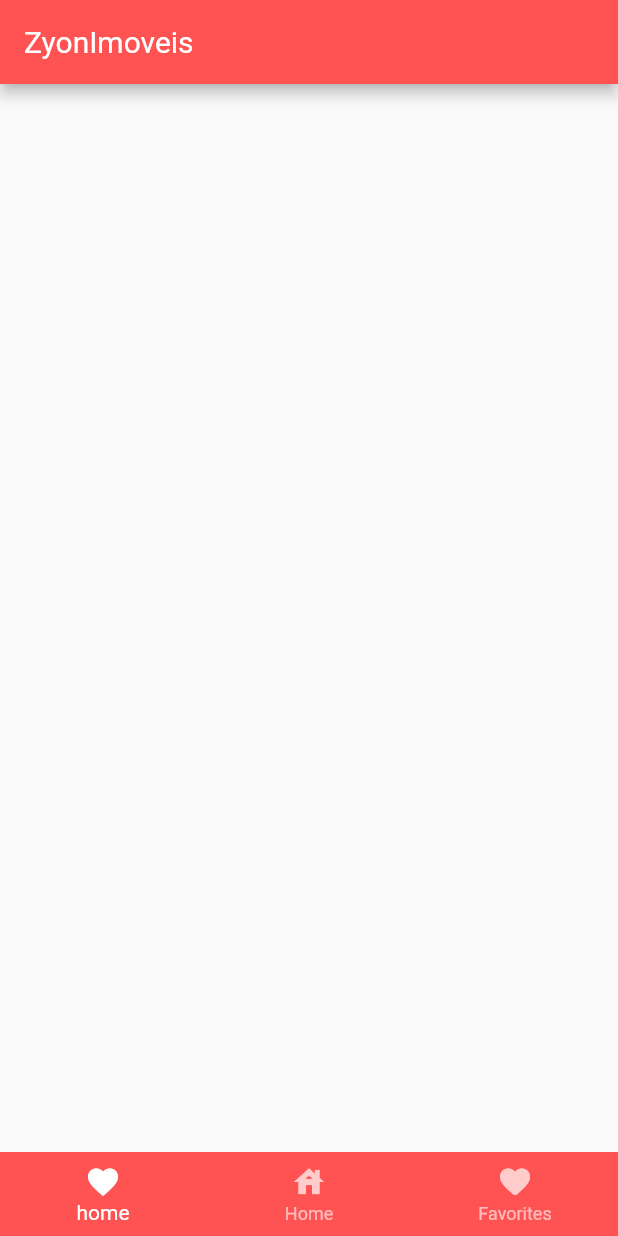
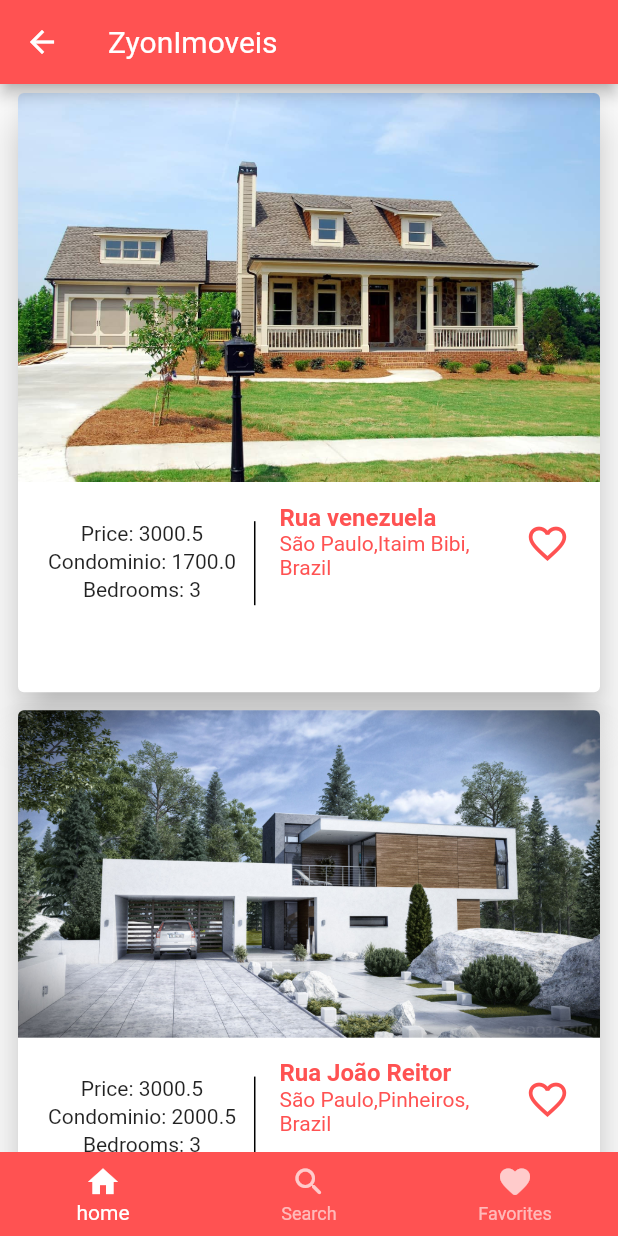
Before and after one commit to diegodila/flutter, a Flutter app: the screen it shows after launch, on a phone screen of 412 x 824 dp. Run offline on Flutter 3.47's test engine with Material 2 defaults, Android fonts, the light colour scheme and no system bars.

Commit message:
adding flutter class 09 and appzyon

```diff
--- a/app09/lib/repository/curso_repository.dart
+++ b/app09/lib/repository/curso_repository.dart
@@ -18,8 +18,7 @@ class CursoRepository {
           nivel: 'Básico',
           percentualConclusao: 0.7,
           preco: 599,
-          conteudo:
-              'Lorem ipsum dolor sit amet. Commodo blandit. Morbi commodo sed ante eu eleifend. Aliquam erat volutpat. Nam ullamcorper diam lectus, a dictum tellus pellentesque a. Nam velit ligula, porttitor ac dictum nec, commodo quis ante. Pellentesque luctus libero nulla, eu tristique erat iaculis eu.',
+          conteudo: 'Java',
         ),
       );
       cursos.add(
--- a/app09/lib/repository/database.dart
+++ b/app09/lib/repository/database.dart
@@ -1,12 +1,9 @@
-
 class Database {
-
   bool created = false;
 
   Future<bool> createDatabase() async {
-    await Future.delayed( Duration(seconds: 6));
+    await Future.delayed(Duration(seconds: 1));
     this.created = true;
     return created;
   }
-
 }
--- a/appzyon/lib/main.dart
+++ b/appzyon/lib/main.dart
@@ -1,4 +1,5 @@
-import 'package:appzyon/screens/properties_screen.dart';
+import 'package:appzyon/screens/houses_description_screen.dart';
+import 'package:appzyon/screens/houses_screen.dart';
 import 'package:flutter/material.dart';
 
 void main() {
@@ -10,11 +11,17 @@ class MyApp extends StatelessWidget {
   @override
   Widget build(BuildContext context) {
     return MaterialApp(
-      title: 'Flutter Demo',
+      initialRoute: '/home',
+      routes: {
+        '/home': (context) => HousesScreen(),
+        '/house_description': (context) => HousesDescriptionScreen(),
+        '/house_lists': (context) => HousesScreen(),
+      },
+      title: 'Zyon App',
       theme: ThemeData(
         primarySwatch: Colors.blue,
       ),
-      home: PropertiesScreen(), //import da tela que estamos construindo
+      home: HousesScreen(), //import da tela que estamos construindo
     );
   }
 }
--- /dev/null
+++ b/appzyon/lib/models/house_model.dart
@@ -0,0 +1,33 @@
+class HouseModel {
+  int id;
+  String streetAdress;
+  String districtAdress;
+  String cityAdress;
+  String stateAdress;
+  String countryAdress;
+  String typeSales;
+  int bedroom;
+  double squareFeet;
+  String homeType;
+  double price;
+  double condominiumPrice;
+  String description;
+  String img;
+
+  HouseModel({
+    this.id,
+    this.streetAdress,
+    this.price,
+    this.districtAdress,
+    this.cityAdress,
+    this.stateAdress,
+    this.countryAdress,
+    this.squareFeet,
+    this.bedroom,
+    this.typeSales,
+    this.homeType,
+    this.condominiumPrice,
+    this.description,
+    this.img,
+  });
+}
--- /dev/null
+++ b/appzyon/lib/repository/house_repository.dart
@@ -0,0 +1,85 @@
+import 'package:appzyon/models/house_model.dart';
+import 'package:appzyon/repository/houses_database.dart';
+
+class HouseRepository {
+  Future<List<HouseModel>> findAllAsync() async {
+    var db = Database();
+    await db.createDatabase();
+
+    List<HouseModel> houses = List<HouseModel>();
+
+    if (db.created) {
+      houses = new List<HouseModel>();
+      houses.add(
+        new HouseModel(
+            id: 1,
+            streetAdress: 'Rua venezuela',
+            countryAdress: 'Brazil',
+            stateAdress: 'São Paulo',
+            districtAdress: 'Itaim Bibi',
+            homeType: 'Casa',
+            bedroom: 3,
+            cityAdress: 'São Paulo',
+            squareFeet: 120,
+            price: 3000.50,
+            typeSales: 'Venda',
+            condominiumPrice: 1700.00,
+            description: 'xxxx',
+            img: 'img1.jpeg'),
+      );
+      houses.add(
+        HouseModel(
+            id: 2,
+            streetAdress: 'Rua João Reitor',
+            countryAdress: 'Brazil',
+            stateAdress: 'São Paulo',
+            districtAdress: 'Pinheiros',
+            homeType: 'Apartamento',
+            bedroom: 3,
+            cityAdress: 'São Paulo',
+            typeSales: 'Aluguel',
+            squareFeet: 50,
+            price: 3000.50,
+            condominiumPrice: 2000.50,
+            description: 'xxxx',
+            img: 'img2.jpeg'),
+      );
+      houses.add(
+        HouseModel(
+            id: 3,
+            streetAdress: 'Rua Dona Gabriela',
+            countryAdress: 'Brazil',
+            stateAdress: 'São Paulo',
+            districtAdress: 'Santana',
+            homeType: 'Apartamento',
+            typeSales: 'Venda',
+            bedroom: 3,
+            cityAdress: 'São Paulo',
+            squareFeet: 210,
+            price: 3000.50,
+            condominiumPrice: 1500.00,
+            description: 'xxxx',
+            img: 'img3.jpg'),
+      );
+      houses.add(
+        HouseModel(
+            id: 4,
+            streetAdress: 'Rua Carlota',
+            countryAdress: 'Brazil',
+            stateAdress: 'Rio de Janeiro',
+            districtAdress: 'Aphaville Barra',
+            homeType: 'Casa de Condomínio',
+            typeSales: 'Aluguel',
+            bedroom: 5,
+            cityAdress: 'Rio de Janeiro',
+            squareFeet: 1300,
+            price: 7500.00,
+            condominiumPrice: 2000.00,
+            description: 'Este é um apartamento de muito legal',
+            img: 'img4.png'),
+      );
+    }
+
+    return new Future.value(houses);
+  }
+}
--- /dev/null
+++ b/appzyon/lib/repository/houses_database.dart
@@ -0,0 +1,9 @@
+class Database {
+  bool created = false;
+
+  Future<bool> createDatabase() async {
+    await Future.delayed(Duration(seconds: 1));
+    this.created = true;
+    return created;
+  }
+}
--- /dev/null
+++ b/appzyon/lib/screens/houses_screen.dart
@@ -0,0 +1,181 @@
+import 'package:appzyon/models/house_model.dart';
+import 'package:appzyon/repository/house_repository.dart';
+import 'package:flutter/material.dart';
+
+class HousesScreen extends StatefulWidget {
+  @override
+  HousesScreenState createState() => HousesScreenState();
+}
+
+class HousesScreenState extends State<HousesScreen> {
+  @override
+  Widget build(BuildContext context) {
+    return Scaffold(
+      bottomNavigationBar: BottomNavigationBar(
+        type: BottomNavigationBarType.fixed,
+        elevation: 0.1,
+        backgroundColor: Colors.redAccent,
+        selectedItemColor: Colors.white,
+        unselectedItemColor: Colors.white.withOpacity(.60),
+        selectedFontSize: 14,
+        items: navigationBarItens(),
+      ),
+      appBar: buildAppBar(),
+      body: FutureBuilder<List<HouseModel>>(
+        future: HouseRepository().findAllAsync(),
+        builder: (context, snapshot) {
+          if (snapshot.connectionState == ConnectionState.done) {
+            return buildListView(snapshot.data);
+          } else {
+            return Center(
+              child: RefreshProgressIndicator(),
+            );
+          }
+        },
+      ),
+    );
+  }
+
+  ListView buildListView(List<HouseModel> houses) {
+    return ListView.builder(
+      itemCount: houses == null ? 0 : houses.length,
+      //itemCount: houses.length,
+      itemBuilder: (BuildContext ctx, int index) {
+        return cardHouse(houses[index]);
+      },
+    );
+  }
+
+  Card cardHouse(HouseModel house) {
+    return Card(
+      semanticContainer: true,
+      clipBehavior: Clip.antiAliasWithSaveLayer,
+      elevation: 12.0,
+      margin: new EdgeInsets.symmetric(
+        horizontal: 12.0,
+        vertical: 6.0,
+      ),
+      child: Column(
+        children: [
+          Image.asset(
+            imagesAssets(house.img),
+            fit: BoxFit.cover,
+          ),
+          Container(
+            height: 140,
+            decoration: BoxDecoration(
+              color: Colors.white70,
+            ),
+            child: ListTile(
+              contentPadding:
+                  EdgeInsets.symmetric(horizontal: 20.0, vertical: 10.0),
+              leading: Container(
+                  padding: EdgeInsets.only(right: 12.0),
+                  decoration: new BoxDecoration(
+                    border: new Border(
+                      right: new BorderSide(
+                        width: 1.0,
+                        color: Colors.black,
+                      ),
+                    ),
+                  ),
+                  child: Column(
+                    children: [
+                      Expanded(
+                        child: Container(
+                          child: Text('Price: ${house.price}'),
+                        ),
+                      ),
+                      Expanded(
+                        child: Container(
+                          child: Text('Condominio: ${house.condominiumPrice}'),
+                        ),
+                      ),
+                      Expanded(
+                        child: Text(
+                          'Bedrooms: ${house.bedroom.toString()}',
+                        ),
+                      )
+                    ],
+                  )),
+              title: Text(
+                house.streetAdress,
+                style: TextStyle(
+                  color: Colors.redAccent,
+                  fontWeight: FontWeight.bold,
+                ),
+              ),
+              subtitle: Column(
+                children: <Widget>[
+                  Expanded(
+                    flex: 3,
+                    child: Container(
+                      child: Text(
+                        '${house.cityAdress},${house.districtAdress}, ${house.countryAdress}',
+                        style: TextStyle(
+                          color: Colors.redAccent,
+                          fontWeight: FontWeight.normal,
+                        ),
+                      ),
+                    ),
+                  ),
+                ],
+              ),
+              trailing: Icon(
+                Icons.favorite_outline_sharp,
+                color: Colors.redAccent,
+                size: 30.0,
+              ),
+              onTap: () async {
+                var messageReturn = await Navigator.pushNamed(
+                  context,
+                  '/house_description',
+                  arguments: house,
+                );
+                print(messageReturn);
+                // print(house.nome);
+                //Navigator.push(...,arguments:house);
+              },
+            ),
+          ),
+        ],
+      ),
+    );
+  }
+
+  AppBar buildAppBar() {
+    return AppBar(
+      backgroundColor: Colors.redAccent,
+      title: Text(
+        'ZyonImoveis',
+        overflow: TextOverflow.ellipsis,
+        style: TextStyle(fontWeight: FontWeight.normal),
+      ),
+    );
+  }
+
+  List<BottomNavigationBarItem> navigationBarItens() {
+    return [
+      BottomNavigationBarItem(
+        icon: Icon(Icons.home),
+        title: Text('home'),
+      ),
+      BottomNavigationBarItem(
+        icon: Icon(
+          Icons.search_rounded,
+          color: Colors.white70,
+        ),
+        title: Text('Search'),
+      ),
+      BottomNavigationBarItem(
+        icon: Icon(
+          Icons.favorite_rounded,
+          color: Colors.white70,
+        ),
+        title: Text('Favorites'),
+      ),
+    ];
+  }
+
+  String imagesAssets(String assets) => 'assets/images/${assets}';
+}
--- a/appzyon/lib/screens/properties_screen.dart
+++ /dev/null
@@ -1,50 +0,0 @@
-import 'package:flutter/material.dart';
-
-class PropertiesScreen extends StatefulWidget {
-  @override
-  _PropertiesScreenState createState() => _PropertiesScreenState();
-}
-
-class _PropertiesScreenState extends State<PropertiesScreen> {
-  @override
-  Widget build(BuildContext context) {
-    return Scaffold(
-      bottomNavigationBar: BottomNavigationBar(
-        type: BottomNavigationBarType.fixed,
-        elevation: 0.1,
-        backgroundColor: Colors.redAccent,
-        selectedItemColor: Colors.white,
-        unselectedItemColor: Colors.white.withOpacity(.60),
-        selectedFontSize: 14,
-        items: [
-          BottomNavigationBarItem(
-            icon: Icon(Icons.favorite),
-            title: Text('home'),
-          ),
-          BottomNavigationBarItem(
-            icon: Icon(
-              Icons.house,
-              color: Colors.white70,
-            ),
-            title: Text('Home'),
-          ),
-          BottomNavigationBarItem(
-            icon: Icon(
-              Icons.favorite_rounded,
-              color: Colors.white70,
-            ),
-            title: Text('Favorites'),
-          ),
-        ],
-      ),
-      appBar: AppBar(
-        backgroundColor: Colors.redAccent,
-        title: Text(
-          'ZyonImoveis',
-          overflow: TextOverflow.ellipsis,
-          style: TextStyle(fontWeight: FontWeight.normal),
-        ),
-      ),
-    );
-  }
-}
```
Also changed, not shown: app09/lib/main.dart (+11 -2 lines), app09/lib/screens/cursos_detalhes_screen.dart (+35 -7 lines), app09/lib/screens/cursos_screen.dart (+31 -2 lines), appzyon/lib/screens/houses_description_screen.dart (added, +121 -0 lines), appzyon/pubspec.yaml (+5 -2 lines), appzyon/assets/images/img1.jpeg (added), appzyon/assets/images/img2.jpeg (added), appzyon/assets/images/img3.jpg (added), appzyon/assets/images/img4.png (added), 2 other files.
